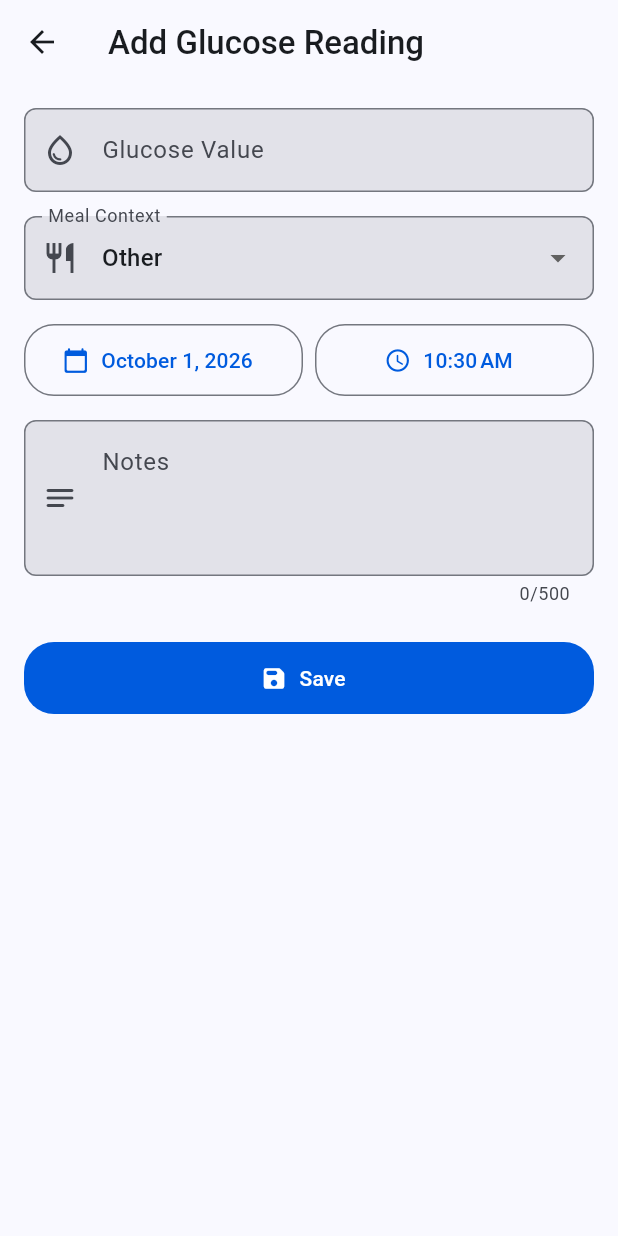
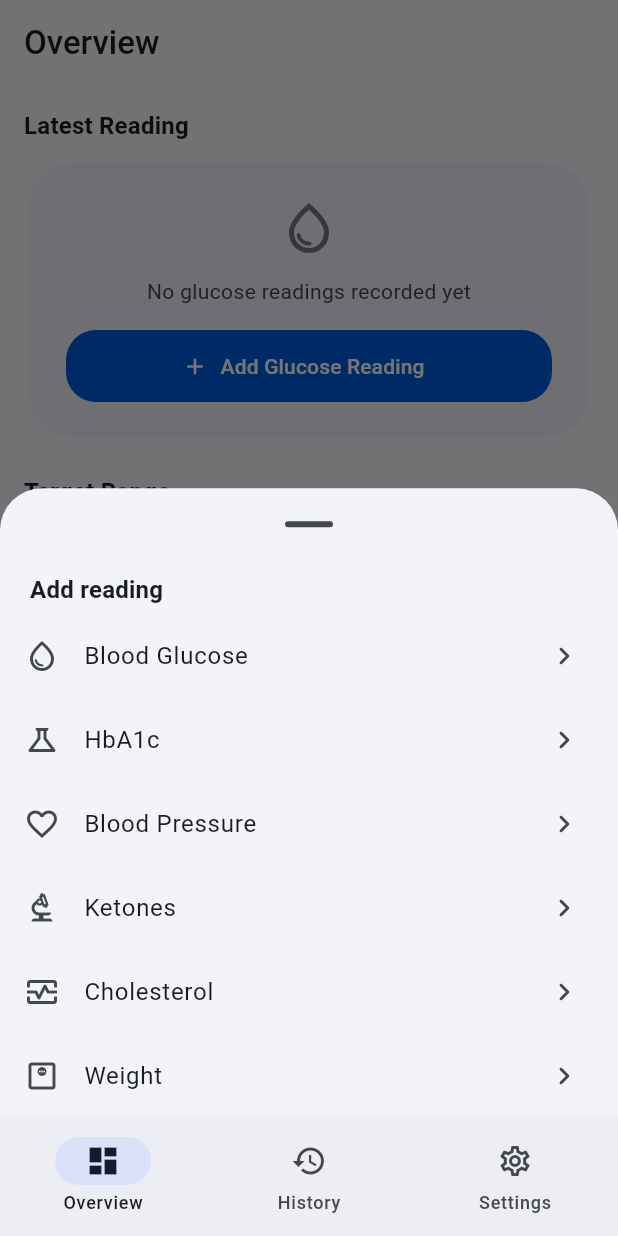
Before and after one commit to piotrekert90/flutter_glucosa, a Flutter app: the screen it shows after launch, after a tap on the "add" icon, on a phone screen of 412 x 824 dp. Run offline on Flutter 3.47's test engine with Material 3 defaults, Android fonts, the phone set to English and light mode, and no system bars; our stand-ins replace flutter_riverpod, go_router, isar_community, package_info_plus, riverpod_annotation; missing offline and left inert: encrypt; accounts and stored records are empty; generated files the repository leaves out were written again.

Commit message:
feat(overview): add metric selection bottom sheet for FAB add action

```diff
--- /dev/null
+++ b/lib/core/presentation/widgets/add_reading_bottom_sheet.dart
@@ -0,0 +1,117 @@
+import 'package:flutter/material.dart';
+import 'package:go_router/go_router.dart';
+
+import '../../../l10n/app_localizations.dart';
+import '../../router/app_routes.dart';
+
+/// Shows a modal bottom sheet letting the user pick which metric type to log.
+///
+/// Each option navigates to the corresponding add-reading form.
+Future<void> showAddReadingBottomSheet(BuildContext context) {
+  return showModalBottomSheet<void>(
+    context: context,
+    showDragHandle: true,
+    builder: (_) => const AddReadingBottomSheet(),
+  );
+}
+
+/// Bottom sheet content listing all loggable health metric types.
+class AddReadingBottomSheet extends StatelessWidget {
+  /// Creates an [AddReadingBottomSheet].
+  const AddReadingBottomSheet({super.key});
+
+  void _navigate(BuildContext context, AppRoute route) {
+    Navigator.of(context).pop();
+    context.push(route.path);
+  }
+
+  @override
+  Widget build(BuildContext context) {
+    final l10n = AppLocalizations.of(context);
+
+    final options = <_MetricOption>[
+      _MetricOption(
+        icon: Icons.water_drop_outlined,
+        label: l10n?.glucose ?? 'Blood Glucose',
+        route: AppRoute.addGlucose,
+      ),
+      _MetricOption(
+        icon: Icons.science_outlined,
+        label: l10n?.hba1c ?? 'HbA1c',
+        route: AppRoute.addHba1c,
+      ),
+      _MetricOption(
+        icon: Icons.favorite_outline,
+        label: l10n?.bloodPressure ?? 'Blood Pressure',
+        route: AppRoute.addBloodPressure,
+      ),
+      _MetricOption(
+        icon: Icons.biotech_outlined,
+        label: l10n?.ketones ?? 'Ketones',
+        route: AppRoute.addKetones,
+      ),
+      _MetricOption(
+        icon: Icons.monitor_heart_outlined,
+        label: l10n?.cholesterol ?? 'Cholesterol',
+        route: AppRoute.addCholesterol,
+      ),
+      _MetricOption(
+        icon: Icons.monitor_weight_outlined,
+        label: l10n?.weight ?? 'Weight',
+        route: AppRoute.addWeight,
+      ),
+    ];
+
+    return SafeArea(
+      child: Column(
+        mainAxisSize: MainAxisSize.min,
+        crossAxisAlignment: CrossAxisAlignment.start,
+        children: [
+          Padding(
+            padding: const EdgeInsets.fromLTRB(20, 8, 20, 4),
+            child: Text(
+              l10n?.addReading ?? 'Add reading',
+              style: Theme.of(
+                context,
+              ).textTheme.titleMedium?.copyWith(fontWeight: FontWeight.bold),
+            ),
+          ),
+          Flexible(
+            child: SingleChildScrollView(
+              child: Column(
+                mainAxisSize: MainAxisSize.min,
+                children: [
+                  for (final option in options)
+                    ListTile(
+                      leading: Icon(option.icon),
+                      title: Text(option.label),
+                      trailing: const Icon(Icons.chevron_right_rounded),
+                      onTap: () => _navigate(context, option.route),
+                    ),
+                ],
+              ),
+            ),
+          ),
+        ],
+      ),
+    );
+  }
+}
+
+/// Single metric entry displayed in [AddReadingBottomSheet].
+class _MetricOption {
+  /// Leading icon representing the metric.
+  final IconData icon;
+
+  /// Localized display label.
+  final String label;
+
+  /// Add-form route opened when the option is tapped.
+  final AppRoute route;
+
+  const _MetricOption({
+    required this.icon,
+    required this.label,
+    required this.route,
+  });
+}
--- a/lib/features/history/presentation/screens/history_screen.dart
+++ b/lib/features/history/presentation/screens/history_screen.dart
@@ -2,11 +2,11 @@ import 'package:flutter/material.dart';
 import 'package:flutter_riverpod/flutter_riverpod.dart';
 import 'package:go_router/go_router.dart';
 
+import '../../../../core/presentation/widgets/add_reading_bottom_sheet.dart';
 import '../../../../core/presentation/widgets/app_empty_view.dart';
 import '../../../../core/presentation/widgets/app_error_view.dart';
 import '../../../../core/presentation/widgets/app_loading_indicator.dart';
 import '../../../../core/presentation/widgets/clamped_layout.dart';
-import '../../../../core/router/app_routes.dart';
 import '../../../../l10n/app_localizations.dart';
 import '../../../glucose/presentation/providers/glucose_reading_list_notifier.dart';
 import '../../../glucose/presentation/widgets/glucose_reading_card.dart';
@@ -24,8 +24,8 @@ class HistoryScreen extends ConsumerWidget {
     return Scaffold(
       appBar: AppBar(title: Text(l10n.navHistory)),
       floatingActionButton: FloatingActionButton(
-        tooltip: l10n.addGlucoseReading,
-        onPressed: () => context.push(AppRoute.addGlucose.path),
+        tooltip: l10n.addReading,
+        onPressed: () => showAddReadingBottomSheet(context),
         child: const Icon(Icons.add_rounded),
       ),
       body: ClampedLayout(
--- a/lib/features/overview/presentation/screens/overview_screen.dart
+++ b/lib/features/overview/presentation/screens/overview_screen.dart
@@ -2,6 +2,7 @@ import 'package:flutter/material.dart';
 import 'package:flutter_riverpod/flutter_riverpod.dart';
 import 'package:go_router/go_router.dart';
 
+import '../../../../core/presentation/widgets/add_reading_bottom_sheet.dart';
 import '../../../../core/presentation/widgets/app_loading_indicator.dart';
 import '../../../../core/presentation/widgets/clamped_layout.dart';
 import '../../../../core/router/app_routes.dart';
@@ -27,8 +28,8 @@ class OverviewScreen extends ConsumerWidget {
     return Scaffold(
       appBar: AppBar(title: Text(l10n.navOverview)),
       floatingActionButton: FloatingActionButton(
-        tooltip: l10n.addGlucoseReading,
-        onPressed: () => context.push(AppRoute.addGlucose.path),
+        tooltip: l10n.addReading,
+        onPressed: () => showAddReadingBottomSheet(context),
         child: const Icon(Icons.add_rounded),
       ),
       body: ClampedLayout(
--- a/lib/l10n/app_en.arb
+++ b/lib/l10n/app_en.arb
@@ -630,5 +630,13 @@
   "weightDeletedSuccess": "Weight measurement deleted successfully",
   "@weightDeletedSuccess": {
     "description": "Snackbar message when weight reading is deleted"
+  },
+  "addReading": "Add reading",
+  "@addReading": {
+    "description": "Title for the metric selection bottom sheet and add-button tooltip"
+  },
+  "filterAll": "All",
+  "@filterAll": {
+    "description": "Label for the 'show all metrics' history filter chip"
   }
 }
--- a/lib/l10n/app_pl.arb
+++ b/lib/l10n/app_pl.arb
@@ -161,5 +161,7 @@
   "deleteWeightConfirm": "Czy na pewno chcesz usunąć ten wynik wagi?",
   "weightValueHint": "np. 75.5",
   "weightSavedSuccess": "Wynik wagi został pomyślnie zapisany",
-  "weightDeletedSuccess": "Wynik wagi został usunięty"
+  "weightDeletedSuccess": "Wynik wagi został usunięty",
+  "addReading": "Dodaj wpis",
+  "filterAll": "Wszystkie"
 }
```
Also changed, not shown: 2 other files.
